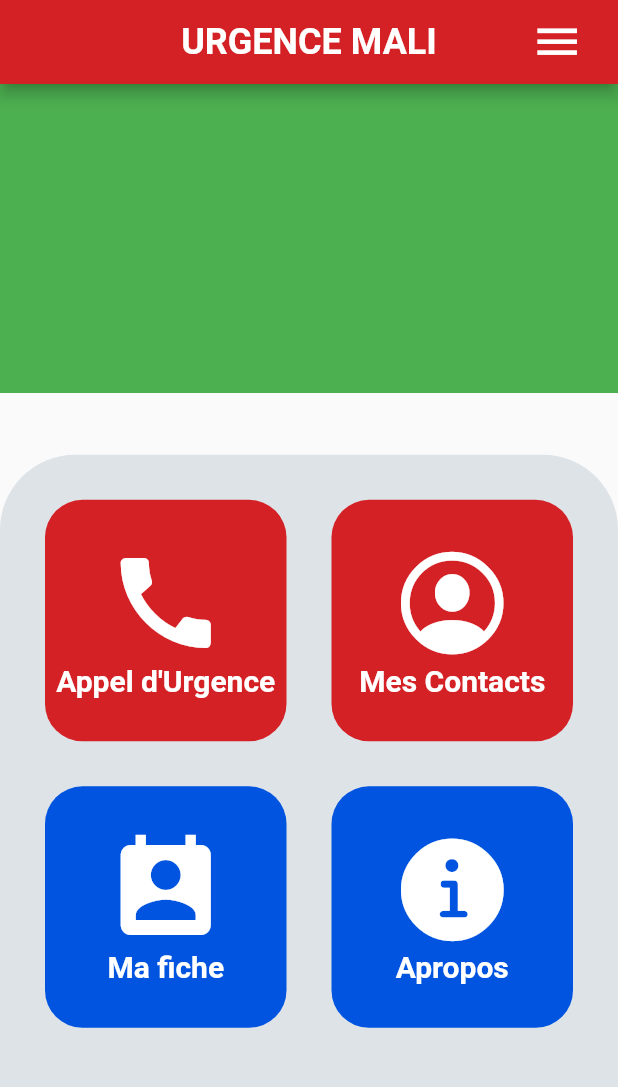
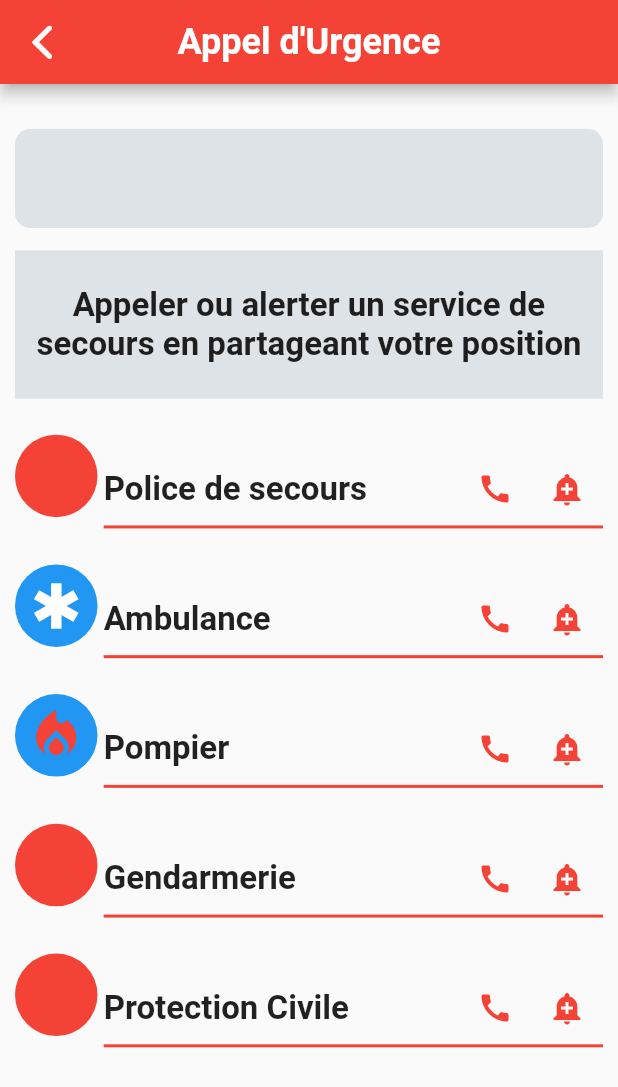
Before and after one commit to devBakary/Urgence-Frontend, a Flutter app: the screen it shows after launch, after a tap on "Appel d'Urgence", on a phone screen of 412 x 824 dp. Shown: the top 1087 px of the screen. Run offline on Flutter 3.47's test engine with Material 2 defaults, Android fonts, the phone set to English and light mode, and no system bars.

Commit message:
une premiere partie de la page appel d'urgence

```diff
--- a/lib/Screen/Accueil.dart
+++ b/lib/Screen/Accueil.dart
@@ -1,5 +1,6 @@
 import 'package:flutter/cupertino.dart';
 import 'package:flutter/material.dart';
+import 'package:urgence_projet/Screen/Appel.dart';
 
 class Accueil extends StatelessWidget {
    Accueil({Key? key}) : super(key: key);
@@ -79,7 +80,7 @@ class Accueil extends StatelessWidget {
 
                             child: InkWell(
                               onTap: (){
-                                print('taped');
+                                Navigator.of(context).push(MaterialPageRoute(builder: (_) =>Appel()));
                               },
                               child: Container(
                                 decoration: BoxDecoration(
--- /dev/null
+++ b/lib/Screen/Appel.dart
@@ -0,0 +1,410 @@
+import 'package:flutter/cupertino.dart';
+import 'package:flutter/material.dart';
+
+class Appel extends StatelessWidget {
+  const Appel({Key? key}) : super(key: key);
+
+  @override
+  Widget build(BuildContext context) {
+    return Scaffold(
+      appBar: AppBar(
+
+        leading: Builder(
+          builder: (BuildContext context) {
+            return IconButton(
+              icon: const Icon(CupertinoIcons.back,
+                size: 35,),
+              onPressed: () { Scaffold.of(context).openDrawer(); },
+              tooltip: MaterialLocalizations.of(context).openAppDrawerTooltip,
+            );
+          },
+        ),
+
+
+        title: const Text("Appel d'Urgence",
+          style: TextStyle(fontSize: 24,
+              fontWeight: FontWeight.bold,
+              color: Colors.white),
+        ),
+        centerTitle: true,
+        backgroundColor: Colors.red,
+      ),
+
+      body: Container(
+        padding: EdgeInsets.only(right: 10, left: 10),
+        child: Column(
+          children: [
+            //pour la barre de recherche
+            Padding(
+              padding: EdgeInsets.only( top: 30),
+              child: Container(
+                height: MediaQuery.of(context).size.height * .08,
+                decoration: BoxDecoration(
+                  color: Color(0xFFDEE3E8),
+                  borderRadius: BorderRadius.circular(10),
+                ),
+              ),
+            ),
+
+            //pour le box contenant le text
+            Padding(
+              padding: EdgeInsets.only(top: 15),
+              child: Container(
+                height: MediaQuery.of(context).size.height * .12,
+                decoration: const BoxDecoration(
+                  color: Color(0xFFDEE3E8),
+                ),
+                child: const Center(
+                  child:  Text("Appeler ou alerter un service de secours en partageant votre position",
+                    style: TextStyle(fontSize: 22, fontWeight: FontWeight.bold), textAlign: TextAlign.center,),
+                ),
+              ),
+            ),
+            //fin ____________________________________________________________
+
+            SizedBox(
+              height: MediaQuery.of(context).size.height * .02,
+            ),
+            //les polices de secours
+            Row(
+              children: [
+                //l'icon
+                Padding(
+                  padding: const EdgeInsets.all(0),
+                  child: Container(
+                    padding: EdgeInsets.only(top: 20, left: 10),
+                    height: 55,
+                    width: 55,
+                    decoration: BoxDecoration(
+                        borderRadius: BorderRadius.circular(100),
+                        color: Colors.red
+                    ) ,
+
+                  ),
+                ),
+
+                SizedBox(width: MediaQuery.of(context).size.width * .01,),
+
+                Container(
+                  //padding: EdgeInsets.all(5),
+                  child: Expanded(
+                    child: Container(
+
+                      height: 70,
+                      alignment: AlignmentDirectional.bottomStart,
+                      decoration: const BoxDecoration(
+                          border: Border(
+                              bottom: BorderSide(
+                                  color: Colors.red,
+                                  width: 2
+                              )
+                          )
+                      ),
+                      child: Row(
+                        children: [
+                          const Text("Police de secours", style: TextStyle(fontSize: 22, fontWeight: FontWeight.bold),),
+                          SizedBox(width: MediaQuery.of(context).size.width * .13,),
+
+                          Expanded(
+                            child: Row(
+                              mainAxisAlignment: MainAxisAlignment.end,
+                              children: [
+                                IconButton(
+                                  icon: Icon(Icons.call, color: Colors.red,),
+                                  onPressed: (){},
+                                ),
+                                IconButton(
+                                  icon: Icon(Icons.add_alert, color: Colors.red,),
+                                  onPressed: (){},
+                                ),
+                              ],
+                            ),
+                          ),
+                        ],
+                      ),
+                    ),
+                  ),
+                ),
+
+
+              ],
+            ),
+
+            SizedBox(
+              height: MediaQuery.of(context).size.height * .02,
+            ),
+            //les Ambulances__________________________________________________________________
+            Row(
+              children: [
+                //l'icon
+                Padding(
+                  padding: const EdgeInsets.all(0),
+                  child: Container(
+                    //padding: EdgeInsets.only(top: 20, left: 10),
+                    height: 55,
+                    width: 55,
+                    decoration: BoxDecoration(
+                        borderRadius: BorderRadius.circular(100),
+                        color: Colors.blue
+                    ) ,
+                    child: Icon(Icons.emergency, color: Colors.white, size: 40,),
+                  ),
+                ),
+
+                SizedBox(width: MediaQuery.of(context).size.width * .01,),
+
+                Container(
+                  //padding: EdgeInsets.all(5),
+                  child: Expanded(
+                    child: Container(
+
+                      height: 70,
+                      alignment: AlignmentDirectional.bottomStart,
+                      decoration: const BoxDecoration(
+                          border: Border(
+                              bottom: BorderSide(
+                                  color: Colors.red,
+                                  width: 2
+                              )
+                          )
+                      ),
+                      child: Row(
+                        children: [
+                          const Text("Ambulance", style: TextStyle(fontSize: 22, fontWeight: FontWeight.bold),),
+                          SizedBox(width: MediaQuery.of(context).size.width * .13,),
+
+                          Expanded(
+                            child: Row(
+                              mainAxisAlignment: MainAxisAlignment.end,
+                              children: [
+                                IconButton(
+                                  icon: Icon(Icons.call, color: Colors.red,),
+                                  onPressed: (){},
+                                ),
+                                IconButton(
+                                  icon: Icon(Icons.add_alert, color: Colors.red,),
+                                  onPressed: (){},
+                                ),
+                              ],
+                            ),
+                          ),
+                        ],
+                      ),
+                    ),
+                  ),
+                ),
+
+
+              ],
+            ),
+
+            SizedBox(
+              height: MediaQuery.of(context).size.height * .02,
+            ),
+
+            //les Pompier===================================================================
+            Row(
+              children: [
+                //l'icon
+                Padding(
+                  padding: const EdgeInsets.all(0),
+                  child: Container(
+                    //padding: EdgeInsets.only(top: 20, left: 10),
+                    height: 55,
+                    width: 55,
+                    decoration: BoxDecoration(
+                        borderRadius: BorderRadius.circular(100),
+                        color: Colors.blue
+                    ) ,
+                    child: Icon(Icons.local_fire_department, color: Colors.red, size: 40,),
+                  ),
+                ),
+
+                SizedBox(width: MediaQuery.of(context).size.width * .01,),
+
+                Container(
+                  //padding: EdgeInsets.all(5),
+                  child: Expanded(
+                    child: Container(
+
+                      height: 70,
+                      alignment: AlignmentDirectional.bottomStart,
+                      decoration: const BoxDecoration(
+                          border: Border(
+                              bottom: BorderSide(
+                                  color: Colors.red,
+                                  width: 2
+                              )
+                          )
+                      ),
+                      child: Row(
+                        children: [
+                          Text("Pompier", style: TextStyle(fontSize: 22, fontWeight: FontWeight.bold),),
+                          SizedBox(width: MediaQuery.of(context).size.width * .13,),
+
+                          Expanded(
+                            child: Row(
+                              mainAxisAlignment: MainAxisAlignment.end,
+                              children: [
+                                IconButton(
+                                  icon: Icon(Icons.call, color: Colors.red,),
+                                  onPressed: (){},
+                                ),
+                                IconButton(
+                                  icon: Icon(Icons.add_alert, color: Colors.red,),
+                                  onPressed: (){},
+                                ),
+                              ],
+                            ),
+                          ),
+                        ],
+                      ),
+                    ),
+                  ),
+                ),
+
+
+              ],
+            ),
+
+            SizedBox(
+              height: MediaQuery.of(context).size.height * .02,
+            ),
+
+            //les Gendarmerie++++++++++++++++++++++++++++++++++++++++++++++++++++++++++++++++++
+            Row(
+              children: [
+                //l'icon
+                Padding(
+                  padding: const EdgeInsets.all(0),
+                  child: Container(
+                    padding: EdgeInsets.only(top: 20, left: 10),
+                    height: 55,
+                    width: 55,
+                    decoration: BoxDecoration(
+                        borderRadius: BorderRadius.circular(100),
+                        color: Colors.red
+                    ) ,
+                  ),
+                ),
+
+                SizedBox(width: MediaQuery.of(context).size.width * .01,),
+
+                Container(
+                  //padding: EdgeInsets.all(5),
+                  child: Expanded(
+                    child: Container(
+
+                      height: 70,
+                      alignment: AlignmentDirectional.bottomStart,
+                      decoration: const BoxDecoration(
+                          border: Border(
+                              bottom: BorderSide(
+                                  color: Colors.red,
+                                  width: 2
+                              )
+                          )
+                      ),
+                      child: Row(
+                        children: [
+                          const Text("Gendarmerie", style: TextStyle(fontSize: 22, fontWeight: FontWeight.bold),),
+                          SizedBox(width: MediaQuery.of(context).size.width * .13,),
+
+                          Expanded(
+                            child: Row(
+                              mainAxisAlignment: MainAxisAlignment.end,
+                              children: [
+                                IconButton(
+                                  icon: Icon(Icons.call, color: Colors.red,),
+                                  onPressed: (){},
+                                ),
+                                IconButton(
+                                  icon: Icon(Icons.add_alert, color: Colors.red,),
+                                  onPressed: (){},
+                                ),
+                              ],
+                            ),
+                          ),
+                        ],
+                      ),
+                    ),
+                  ),
+                ),
+
+
+              ],
+            ),
+
+            SizedBox(
+              height: MediaQuery.of(context).size.height * .02,
+            ),
+            //les Protection civile-----------------------------------------------------
+            Row(
+              children: [
+                //l'icon
+                Padding(
+                  padding: const EdgeInsets.all(0),
+                  child: Container(
+                    padding: EdgeInsets.only(top: 20, left: 10),
+                    height: 55,
+                    width: 55,
+                    decoration: BoxDecoration(
+                        borderRadius: BorderRadius.circular(100),
+                        color: Colors.red
+                    ) ,
+                  ),
+                ),
+
+                SizedBox(width: MediaQuery.of(context).size.width * .01,),
+
+                Container(
+                  //padding: EdgeInsets.all(5),
+                  child: Expanded(
+                    child: Container(
+
+                      height: 70,
+                      alignment: AlignmentDirectional.bottomStart,
+                      decoration: const BoxDecoration(
+                          border: Border(
+                              bottom: BorderSide(
+                                  color: Colors.red,
+                                  width: 2
+                              )
+                          )
+                      ),
+                      child: Row(
+                        children: [
+                          const Text("Protection Civile", style: TextStyle(fontSize: 22, fontWeight: FontWeight.bold),),
+                          SizedBox(width: MediaQuery.of(context).size.width * .13,),
+
+                          Expanded(
+                            child: Row(
+                              mainAxisAlignment: MainAxisAlignment.end,
+                              children: [
+                                IconButton(
+                                  icon: Icon(Icons.call, color: Colors.red,),
+                                  onPressed: (){},
+                                ),
+                                IconButton(
+                                  icon: Icon(Icons.add_alert, color: Colors.red,),
+                                  onPressed: (){},
+                                ),
+                              ],
+                            ),
+                          ),
+                        ],
+                      ),
+                    ),
+                  ),
+                ),
+
+
+              ],
+            )
+
+          ],
+        ),
+      ),
+    );
+  }
+}
--- /dev/null
+++ b/lib/Screen/ContactUrgent.dart
@@ -0,0 +1,143 @@
+import 'package:flutter/cupertino.dart';
+import 'package:flutter/material.dart';
+
+class ContactUrgent extends StatefulWidget {
+  const ContactUrgent({Key? key}) : super(key: key);
+
+  @override
+  State<ContactUrgent> createState() => _ContactUrgentState();
+}
+
+class _ContactUrgentState extends State<ContactUrgent> {
+  @override
+  Widget build(BuildContext context) {
+    return Scaffold(
+      appBar: AppBar(
+
+        leading: Builder(
+          builder: (BuildContext context) {
+            return IconButton(
+              icon: const Icon(CupertinoIcons.back,
+                size: 35,),
+              onPressed: () { Scaffold.of(context).openDrawer(); },
+              tooltip: MaterialLocalizations.of(context).openAppDrawerTooltip,
+            );
+          },
+        ),
+
+
+        title: const Text("Ma fiche",
+          style: TextStyle(fontSize: 24,
+              fontWeight: FontWeight.bold,
+              color: Colors.white),
+        ),
+        centerTitle: true,
+        backgroundColor: Colors.red,
+      ),
+
+      body: Container(
+        padding: EdgeInsets.only(right: 10, left: 10),
+        child: Column(
+          children: [
+            //pour la barre de recherche
+            Padding(
+              padding: EdgeInsets.only( top: 30),
+              child: Container(
+                height: MediaQuery.of(context).size.height * .08,
+                decoration: BoxDecoration(
+                  color: Colors.amberAccent,
+                  borderRadius: BorderRadius.circular(8),
+                ),
+              ),
+            ),
+            //pour le box contenant le text
+            Padding(
+              padding: EdgeInsets.only(top: 15),
+              child: Container(
+                height: MediaQuery.of(context).size.height * .12,
+                decoration: BoxDecoration(
+                  color: Colors.amberAccent,
+                  borderRadius: BorderRadius.circular(8),
+                ),
+              ),
+            ),
+            //fin _______________________________________________ _____________
+
+            //pour ajpouter le bouton
+            Container(
+              child: Center(
+                child: ElevatedButton(
+                  onPressed: (){},
+                  child: Text("Ajouter"),
+                  style: ElevatedButton.styleFrom(
+                      minimumSize: Size(200, 40)
+                  ),
+                ),
+              ),
+            ),
+
+            SizedBox(
+              height: MediaQuery.of(context).size.height * .02,
+            ),
+            //les numeros d'urgence
+            Row(
+              children: [
+
+                SizedBox(width: MediaQuery.of(context).size.width * .01,),
+
+                Container(
+                  //padding: EdgeInsets.all(5),
+                  child: Expanded(
+                    child: Container(
+
+                      height: 70,
+                      alignment: AlignmentDirectional.bottomStart,
+                      decoration: const BoxDecoration(
+                          border: Border(
+                              bottom: BorderSide(
+                                  color: Colors.red,
+                                  width: 2
+                              )
+                          )
+                      ),
+                      child: Expanded(
+
+                        child: Row(
+
+                          children: [
+                            Text("Police de secours", style: TextStyle(fontSize: 22, fontWeight: FontWeight.bold),),
+                            //SizedBox(width: MediaQuery.of(context).size.width * .13,),
+
+                            Expanded(
+                              child: Row(
+                                mainAxisAlignment: MainAxisAlignment.end,
+                                children: [
+                                  IconButton(
+                                    icon: Icon(Icons.call, color: Colors.red,),
+                                    onPressed: (){},
+                                  ),
+                                  IconButton(
+                                    icon: Icon(Icons.add_alert, color: Colors.red,),
+                                    onPressed: (){},
+                                  ),
+                                ],
+                              ),
+                            ),
+
+                          ],
+                        ),
+                      ),
+                    ),
+                  ),
+                ),
+
+
+              ],
+            ),
+
+          ],
+        ),
+      ),
+    );
+  }
+}
```
